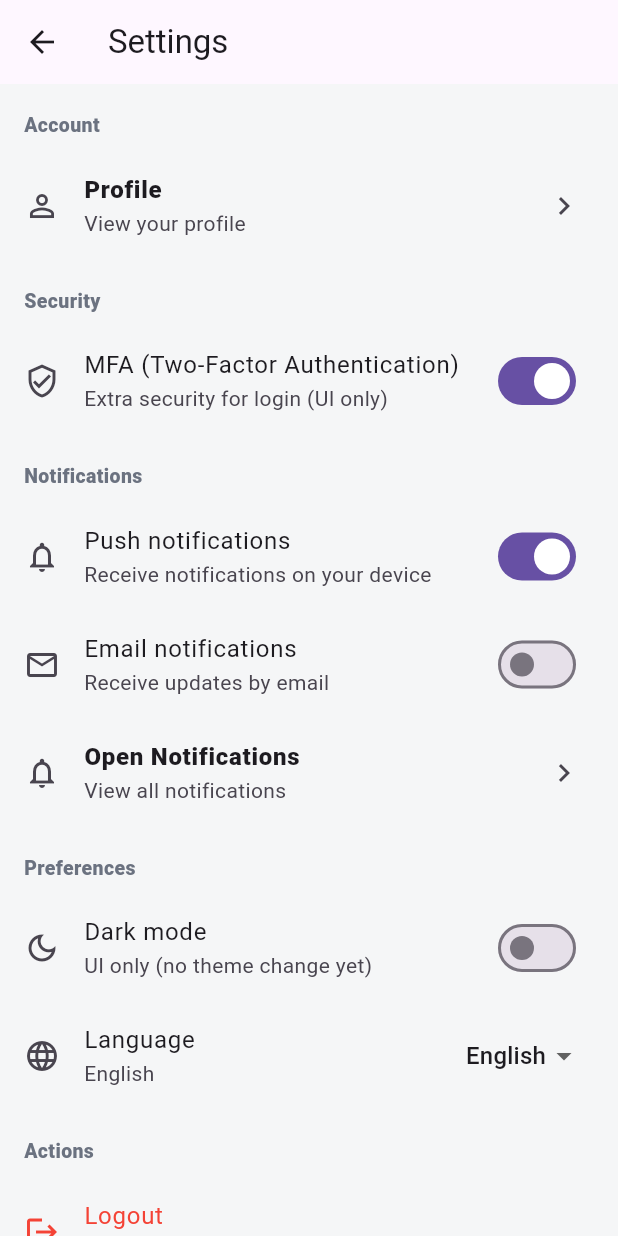
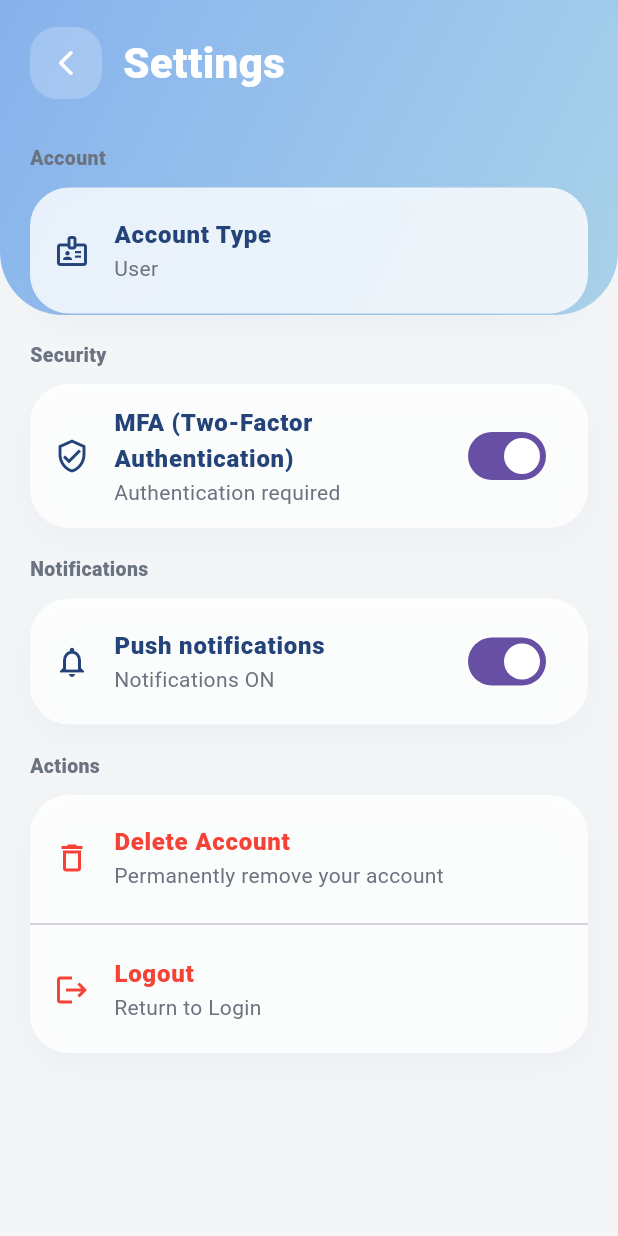
Before and after one commit to Renad5A/Good-Game, a Flutter app: the SettingsPage screen opened by its route, on a phone screen of 412 x 824 dp. Run offline on Flutter 3.47's test engine with Material 3 defaults, Android fonts, the light colour scheme and no system bars; our stand-ins replace geolocator, google_maps_flutter; missing offline and left inert: flutter_polyline_points.

Commit message:
Refactor settings page layout and functionality

```diff
--- a/gg_app/lib/pages/settings_page.dart
+++ b/gg_app/lib/pages/settings_page.dart
@@ -9,101 +9,172 @@ class SettingsPage extends StatefulWidget {
 }
 
 class _SettingsPageState extends State<SettingsPage> {
-  // حالات السويتش (UI فقط حالياً)
   bool mfaEnabled = true;
   bool pushNotifications = true;
-  bool emailNotifications = false;
-  bool darkMode = false;
-  String language = "English"; // English / Arabic
+
+  final String accountType = "User";
 
   @override
   Widget build(BuildContext context) {
+    const Color darkBlue = Color(0xFF244379);
+    const Color pageBg = Color(0xFFF3F5F7);
+    const Color textGrey = Color(0xFF6B7280);
+
     return Scaffold(
-      backgroundColor: const Color(0xFFF5F6F7),
-      appBar: AppBar(
-        title: const Text("Settings"),
+      backgroundColor: pageBg,
+      body: SafeArea(
+        child: Stack(
+          children: [
+            Column(
+              children: [
+                Container(
+                  height: 210,
+                  width: double.infinity,
+                  decoration: const BoxDecoration(
+                    borderRadius: BorderRadius.only(
+                      bottomLeft: Radius.circular(42),
+                      bottomRight: Radius.circular(42),
                     ),
-      body: ListView(
+                    gradient: LinearGradient(
+                      begin: Alignment.topLeft,
+                      end: Alignment.bottomRight,
+                      colors: [
+                        Color(0xFF86B2ED),
+                        Color(0xFFA9D2EA),
+                      ],
+                    ),
+                  ),
+                ),
+                Expanded(
+                  child: Container(color: pageBg),
+                ),
+              ],
+            ),
+            Column(
               children: [
-          // ===== Account =====
-          const _SectionTitle("Account"),
-          _Tile(
-            icon: Icons.person_outline,
-            title: "Profile",
-            subtitle: "View your profile",
-            onTap: () => Navigator.pushNamed(context, AppRoutes.profile),
+                Padding(
+                  padding: const EdgeInsets.fromLTRB(20, 18, 20, 0),
+                  child: Row(
+                    children: [
+                      GestureDetector(
+                        onTap: () {
+                          Navigator.pushReplacementNamed(
+                            context,
+                            AppRoutes.profile,
+                          );
+                        },
+                        child: Container(
+                          width: 48,
+                          height: 48,
+                          decoration: BoxDecoration(
+                            color: Colors.white.withOpacity(0.22),
+                            borderRadius: BorderRadius.circular(18),
                           ),
-
-          // ===== Security =====
-          const _SectionTitle("Security"),
-          SwitchListTile(
-            secondary: const Icon(Icons.verified_user_outlined),
-            title: const Text("MFA (Two-Factor Authentication)"),
-            subtitle: const Text("Extra security for login (UI only)"),
+                          child: const Icon(
+                            Icons.arrow_back_ios_new_rounded,
+                            color: Colors.white,
+                            size: 20,
+                          ),
+                        ),
+                      ),
+                      const SizedBox(width: 14),
+                      const Text(
+                        "Settings",
+                        style: TextStyle(
+                          color: Colors.white,
+                          fontSize: 28,
+                          fontWeight: FontWeight.w800,
+                        ),
+                      ),
+                    ],
+                  ),
+                ),
+                const SizedBox(height: 30),
+                Expanded(
+                  child: ListView(
+                    padding: const EdgeInsets.fromLTRB(20, 0, 20, 120),
+                    children: [
+                      _section("Account"),
+                      _card(
+                        child: _tile(
+                          icon: Icons.badge_outlined,
+                          title: "Account Type",
+                          subtitle: accountType,
+                        ),
+                      ),
+                      const SizedBox(height: 18),
+                      _section("Security"),
+                      _card(
+                        child: SwitchListTile(
+                          secondary: const Icon(
+                            Icons.verified_user_outlined,
+                            color: darkBlue,
+                          ),
+                          title: const Text(
+                            "MFA (Two-Factor Authentication)",
+                            style: TextStyle(
+                              fontWeight: FontWeight.w800,
+                              color: darkBlue,
+                            ),
+                          ),
+                          subtitle: Text(
+                            mfaEnabled
+                                ? "Authentication required"
+                                : "Login without authentication",
+                            style: const TextStyle(color: textGrey),
+                          ),
                           value: mfaEnabled,
-            onChanged: (v) => setState(() => mfaEnabled = v),
-          ),
-
-          // ===== Notifications =====
-          const _SectionTitle("Notifications"),
-          SwitchListTile(
-            secondary: const Icon(Icons.notifications_outlined),
-            title: const Text("Push notifications"),
-            subtitle: const Text("Receive notifications on your device"),
-            value: pushNotifications,
-            onChanged: (v) => setState(() => pushNotifications = v),
-          ),
-          SwitchListTile(
-            secondary: const Icon(Icons.email_outlined),
-            title: const Text("Email notifications"),
-            subtitle: const Text("Receive updates by email"),
-            value: emailNotifications,
-            onChanged: (v) => setState(() => emailNotifications = v),
-          ),
-          _Tile(
-            icon: Icons.notifications_none_outlined,
-            title: "Open Notifications",
-            subtitle: "View all notifications",
-            onTap: () => Navigator.pushNamed(context, AppRoutes.notifications),
-          ),
-
-          // ===== Preferences =====
-          const _SectionTitle("Preferences"),
-          SwitchListTile(
-            secondary: const Icon(Icons.dark_mode_outlined),
-            title: const Text("Dark mode"),
-            subtitle: const Text("UI only (no theme change yet)"),
-            value: darkMode,
-            onChanged: (v) => setState(() => darkMode = v),
-          ),
-
-          // Language switch (Dropdown)
-          ListTile(
-            leading: const Icon(Icons.language_outlined),
-            title: const Text("Language"),
-            subtitle: Text(language),
-            trailing: DropdownButton<String>(
-              value: language,
-              underline: const SizedBox.shrink(),
-              items: const [
-                DropdownMenuItem(value: "English", child: Text("English")),
-                DropdownMenuItem(value: "Arabic", child: Text("Arabic")),
-              ],
                           onChanged: (v) {
-                if (v == null) return;
-                setState(() => language = v);
+                            setState(() => mfaEnabled = v);
                           },
                         ),
                       ),
-
-          // ===== Actions =====
-          const _SectionTitle("Actions"),
-          ListTile(
-            leading: const Icon(Icons.logout, color: Colors.red),
-            title: const Text("Logout", style: TextStyle(color: Colors.red)),
-            subtitle: const Text("Return to Login screen"),
+                      const SizedBox(height: 18),
+                      _section("Notifications"),
+                      _card(
+                        child: SwitchListTile(
+                          secondary: const Icon(
+                            Icons.notifications_outlined,
+                            color: darkBlue,
+                          ),
+                          title: const Text(
+                            "Push notifications",
+                            style: TextStyle(
+                              fontWeight: FontWeight.w800,
+                              color: darkBlue,
+                            ),
+                          ),
+                          subtitle: Text(
+                            pushNotifications
+                                ? "Notifications ON"
+                                : "Notifications OFF",
+                            style: const TextStyle(color: textGrey),
+                          ),
+                          value: pushNotifications,
+                          onChanged: (v) {
+                            setState(() => pushNotifications = v);
+                          },
+                        ),
+                      ),
+                      const SizedBox(height: 18),
+                      _section("Actions"),
+                      _card(
+                        child: Column(
+                          children: [
+                            _tile(
+                              icon: Icons.delete_outline,
+                              title: "Delete Account",
+                              subtitle: "Permanently remove your account",
+                              color: Colors.red,
+                              onTap: () => _showDeleteAccountDialog(context),
+                            ),
+                            const Divider(),
+                            _tile(
+                              icon: Icons.logout,
+                              title: "Logout",
+                              subtitle: "Return to Login",
+                              color: Colors.red,
                               onTap: () {
-              // يرجع لصفحة login ويقفل كل الصفحات السابقة
                                 Navigator.pushNamedAndRemoveUntil(
                                   context,
                                   AppRoutes.login,
@@ -111,22 +182,23 @@ class _SettingsPageState extends State<SettingsPage> {
                                 );
                               },
                             ),
-          const SizedBox(height: 12),
                           ],
+                        ),
+                      ),
+                    ],
+                  ),
+                ),
+              ],
+            ),
+          ],
+        ),
       ),
     );
   }
-}
 
-// ===== ويدجت عنوان القسم =====
-class _SectionTitle extends StatelessWidget {
-  final String text;
-  const _SectionTitle(this.text);
-
-  @override
-  Widget build(BuildContext context) {
+  Widget _section(String text) {
     return Padding(
-      padding: const EdgeInsets.fromLTRB(16, 18, 16, 8),
+      padding: const EdgeInsets.only(bottom: 10),
       child: Text(
         text,
         style: const TextStyle(
@@ -137,30 +209,81 @@ class _SectionTitle extends StatelessWidget {
       ),
     );
   }
+
+  Widget _card({required Widget child}) {
+    return Container(
+      padding: const EdgeInsets.symmetric(vertical: 6),
+      decoration: BoxDecoration(
+        color: Colors.white.withOpacity(0.80),
+        borderRadius: BorderRadius.circular(26),
+        boxShadow: const [
+          BoxShadow(
+            color: Color(0x149AA6B2),
+            blurRadius: 18,
+            offset: Offset(0, 8),
+          ),
+        ],
+      ),
+      child: child,
+    );
   }
 
-// ===== Tile موحد عشان شكل الإعدادات يكون مرتب =====
-class _Tile extends StatelessWidget {
-  final IconData icon;
-  final String title;
-  final String subtitle;
-  final VoidCallback onTap;
-
-  const _Tile({
-    required this.icon,
-    required this.title,
-    required this.subtitle,
-    required this.onTap,
-  });
-
-  @override
-  Widget build(BuildContext context) {
+  Widget _tile({
+    required IconData icon,
+    required String title,
+    required String subtitle,
+    Color color = const Color(0xFF244379),
+    VoidCallback? onTap,
+  }) {
     return ListTile(
-      leading: Icon(icon),
-      title: Text(title, style: const TextStyle(fontWeight: FontWeight.w800)),
-      subtitle: Text(subtitle),
-      trailing: const Icon(Icons.chevron_right),
+      leading: Icon(icon, color: color),
+      title: Text(
+        title,
+        style: TextStyle(
+          fontWeight: FontWeight.w800,
+          color: color,
+        ),
+      ),
+      subtitle: Text(
+        subtitle,
+        style: const TextStyle(color: Color(0xFF6B7280)),
+      ),
       onTap: onTap,
     );
   }
+
+  void _showDeleteAccountDialog(BuildContext context) {
+    showDialog(
+      context: context,
+      builder: (_) => AlertDialog(
+        shape: RoundedRectangleBorder(
+          borderRadius: BorderRadius.circular(20),
+        ),
+        title: const Text("Delete Account"),
+        content: const Text(
+          "Are you sure you want to delete your account?",
+        ),
+        actions: [
+          TextButton(
+            onPressed: () => Navigator.pop(context),
+            child: const Text("Cancel"),
+          ),
+          TextButton(
+            onPressed: () {
+              Navigator.pop(context);
+              Navigator.pushNamedAndRemoveUntil(
+                context,
+                AppRoutes.login,
+                (route) => false,
+              );
+            },
+            child: const Text(
+              "Delete",
+              style: TextStyle(color: Colors.red),
+            ),
+          ),
+        ],
+      ),
+    );
   }
+}
```
Lines whose indentation alone changed are shown as unchanged.
